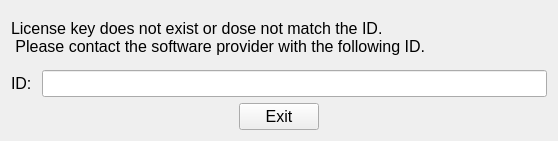
Old version of the form codes/License/keyconfirm.ui in the repository wuzhuobin/PlaqueQuant.
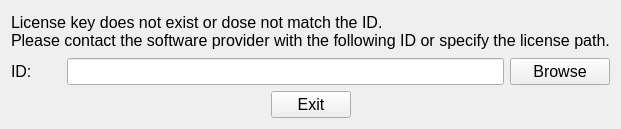
New version of the form.

Commit message: Add new feature to License

```diff
--- a/codes/License/keyconfirm.ui
+++ b/codes/License/keyconfirm.ui
@@ -6,18 +6,43 @@
    <rect>
     <x>0</x>
     <y>0</y>
-    <width>558</width>
-    <height>141</height>
+    <width>620</width>
+    <height>129</height>
    </rect>
   </property>
   <property name="windowTitle">
    <string>iFusion - v1.0 - License Check</string>
   </property>
-  <layout class="QGridLayout" name="gridLayout_2">
-   <item row="1" column="0" colspan="3">
-    <layout class="QGridLayout" name="gridLayout">
-     <item row="0" column="0">
+  <layout class="QVBoxLayout" name="verticalLayout">
+   <item>
+    <widget class="QLabel" name="label_2">
+     <property name="font">
+      <font>
+       <pointsize>12</pointsize>
+      </font>
+     </property>
+     <property name="text">
+      <string>License key does not exist or dose not match the ID.
+Please contact the software provider with the following ID or specify the license path.</string>
+     </property>
+    </widget>
+   </item>
+   <item>
+    <layout class="QHBoxLayout" name="horizontalLayout_2">
+     <item>
       <widget class="QLabel" name="label">
+       <property name="minimumSize">
+        <size>
+         <width>50</width>
+         <height>0</height>
+        </size>
+       </property>
+       <property name="maximumSize">
+        <size>
+         <width>50</width>
+         <height>16777215</height>
+        </size>
+       </property>
        <property name="font">
         <font>
          <pointsize>12</pointsize>
@@ -28,7 +53,7 @@
        </property>
       </widget>
      </item>
-     <item row="0" column="1">
+     <item>
       <widget class="QLineEdit" name="macLineEdit">
        <property name="font">
         <font>
@@ -40,9 +65,35 @@
        </property>
       </widget>
      </item>
+     <item>
+      <widget class="QPushButton" name="pushBtnBrowse">
+       <property name="minimumSize">
+        <size>
+         <width>100</width>
+         <height>0</height>
+        </size>
+       </property>
+       <property name="maximumSize">
+        <size>
+         <width>100</width>
+         <height>16777215</height>
+        </size>
+       </property>
+       <property name="font">
+        <font>
+         <pointsize>12</pointsize>
+        </font>
+       </property>
+       <property name="text">
+        <string>Browse</string>
+       </property>
+      </widget>
+     </item>
     </layout>
    </item>
-   <item row="2" column="0">
+   <item>
+    <layout class="QHBoxLayout" name="horizontalLayout">
+     <item>
     <spacer name="horizontalSpacer">
      <property name="font">
       <font>
@@ -60,8 +111,8 @@
      </property>
     </spacer>
    </item>
-   <item row="2" column="1">
-    <widget class="QPushButton" name="exitPushButton">
+     <item>
+      <widget class="QPushButton" name="pushBtnExit">
      <property name="font">
       <font>
        <pointsize>12</pointsize>
@@ -72,7 +123,7 @@
      </property>
     </widget>
    </item>
-   <item row="2" column="2">
+     <item>
     <spacer name="horizontalSpacer_2">
      <property name="font">
       <font>
@@ -90,18 +141,7 @@
      </property>
     </spacer>
    </item>
-   <item row="0" column="0" colspan="3">
-    <widget class="QLabel" name="label_2">
-     <property name="font">
-      <font>
-       <pointsize>12</pointsize>
-      </font>
-     </property>
-     <property name="text">
-      <string>License key does not exist or dose not match the ID.
- Please contact the software provider with the following ID.</string>
-     </property>
-    </widget>
+    </layout>
    </item>
   </layout>
  </widget>
```
Lines whose indentation alone changed are shown as unchanged. The commit also changes 2 other files.
